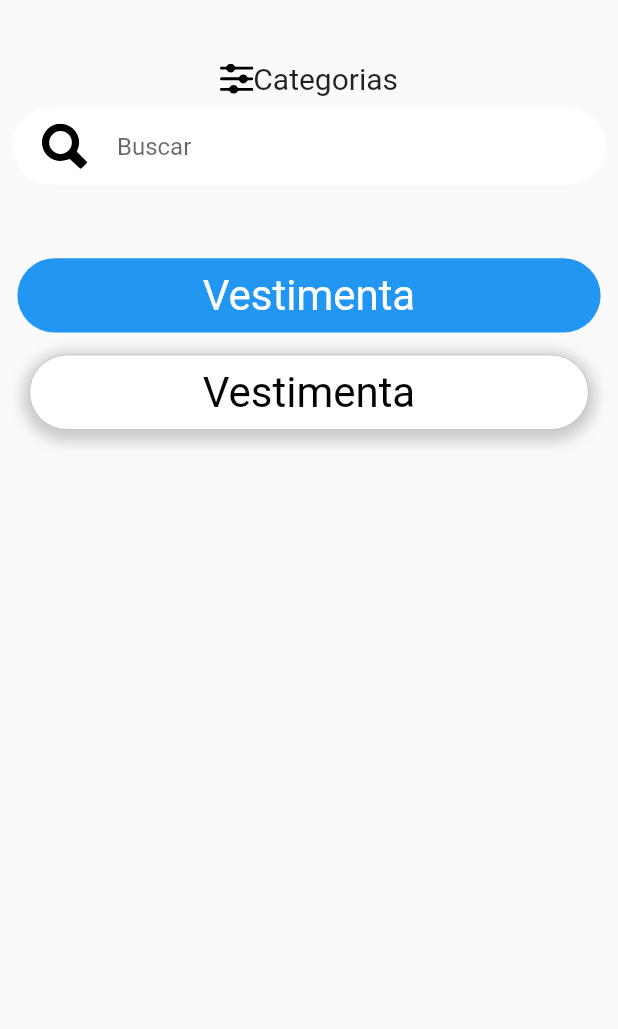
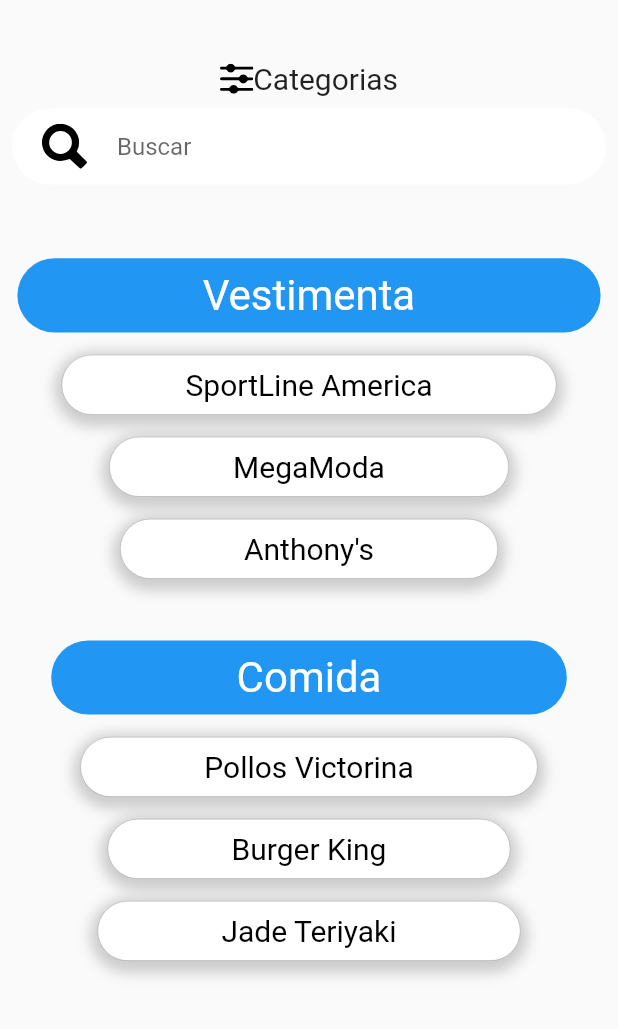
Before and after one commit to RonyPony/SuperShop_mobileApp, a Flutter app: the HomeScreen screen opened by its route, after a tap on "Megacentro", on a phone screen of 412 x 824 dp, the part 207-1236 px from its top. Run offline on Flutter 3.47's test engine with Material 2 defaults, Android fonts, the phone set to English and light mode, and no system bars; our stand-ins replace dio, flutter_svg, shared_preferences; accounts and stored records are empty.

```diff
--- a/mobileApp/supershop/lib/screens/home.screen.dart
+++ b/mobileApp/supershop/lib/screens/home.screen.dart
@@ -44,11 +44,12 @@ class _HomeScreenState extends State<HomeScreen> {
          SizedBox(height: 20,),
          StoreLogo(
            onTap: (){
-             Navigator.pushAndRemoveUntil(
-                      context,
-                      MaterialPageRoute(builder: (BuildContext context) => StoresScreen()),
-                      ModalRoute.withName(StoresScreen.routeName)
-                  );
+             Navigator.pushNamed(context, StoresScreen.routeName);
+            //  Navigator.pushAndRemoveUntil(
+            //           context,
+            //           MaterialPageRoute(builder: (BuildContext context) => StoresScreen()),
+            //           ModalRoute.withName(StoresScreen.routeName)
+            //       );
            },
            storeName: "Megacentro",
            storeLogo: "assets/logos/mega.png",
--- a/mobileApp/supershop/lib/screens/stores.dart
+++ b/mobileApp/supershop/lib/screens/stores.dart
@@ -14,9 +14,8 @@ class StoresScreen extends StatefulWidget {
 class _StoresScreenState extends State<StoresScreen> {
   @override
   Widget build(BuildContext context) {
+    TextEditingController searchTxt;
     Size screenSize = MediaQuery.of(context).size;
-    TextEditingController searchTxt;
-
     _showPopupMenu() async {
       final RenderBox overlay = Overlay.of(context).context.findRenderObject();
 
@@ -105,35 +104,69 @@ class _StoresScreenState extends State<StoresScreen> {
               controlador: searchTxt,
               useIcon: true,
               svgRoute: "assets/lupa-icon.svg",
-
               bgColor: Colors.white,
               label: "Buscar",
             ),
             SizedBox(
               height: screenSize.height * 0.05,
             ),
-            Container(
+            _buildTitle("Vestimenta"),
+            SizedBox(
+              height: 15,
+            ),
+            _buildSubtitle("SportLine America"),
+            SizedBox(
+              height: 15,
+            ),
+            _buildSubtitle("MegaModa"),
+            SizedBox(
+              height: 15,
+            ),
+            _buildSubtitle("Anthony's"),
+            SizedBox(
+              height: screenSize.height * 0.05,
+            ),
+            _buildTitle("Comida"),
+            SizedBox(
+              height: 15,
+            ),
+            _buildSubtitle("Pollos Victorina"),
+            SizedBox(
+              height: 15,
+            ),
+            _buildSubtitle("Burger King"),
+            SizedBox(
+              height: 15,
+            ),
+            _buildSubtitle("Jade Teriyaki"),
+          ],
+        ));
+  }
+
+  _buildTitle(String title) {
+    Size screenSize = MediaQuery.of(context).size;
+    return Container(
         padding: EdgeInsets.only(
             top: screenSize.height * 0.01,
             bottom: screenSize.height * 0.01,
             right: screenSize.width * 0.3,
             left: screenSize.width * 0.3),
         decoration: BoxDecoration(
-                    color: Colors.blue,
-                    borderRadius: BorderRadius.circular(50)),
+            color: Colors.blue, borderRadius: BorderRadius.circular(50)),
         child: Text(
-                  "Vestimenta",
+          title,
           style: TextStyle(color: Colors.white, fontSize: 28),
-                )),
-            SizedBox(
-              height: 15,
-            ),
-            Container(
+        ));
+  }
+
+  _buildSubtitle(String title) {
+    Size screenSize = MediaQuery.of(context).size;
+    return Container(
         padding: EdgeInsets.only(
             top: screenSize.height * 0.01,
             bottom: screenSize.height * 0.01,
-                    right: screenSize.width * 0.28,
-                    left: screenSize.width * 0.28),
+            right: screenSize.width * 0.20,
+            left: screenSize.width * 0.20 /*  */),
         decoration: BoxDecoration(
             boxShadow: [
               BoxShadow(
@@ -147,10 +180,8 @@ class _StoresScreenState extends State<StoresScreen> {
             border: Border.all(color: Colors.black, width: 0.1),
             borderRadius: BorderRadius.circular(50)),
         child: Text(
-                  "Vestimenta",
-                  style: TextStyle(color: Colors.black, fontSize: 28),
-                )),
-          ],
+          title,
+          style: TextStyle(color: Colors.black, fontSize: 20),
         ));
   }
 }
--- a/mobileApp/supershop/lib/widgets/sideMenuDrawer.dart
+++ b/mobileApp/supershop/lib/widgets/sideMenuDrawer.dart
@@ -2,6 +2,7 @@ import 'package:flutter/cupertino.dart';
 import 'package:flutter/material.dart';
 import 'package:flutter_svg/flutter_svg.dart';
 import 'package:supershop/screens/home.screen.dart';
+import 'package:supershop/screens/authentication/login.screen.dart';
 
 class SideMenuDrawer extends StatelessWidget {
   const SideMenuDrawer({Key key}) : super(key: key);
@@ -10,23 +11,30 @@ class SideMenuDrawer extends StatelessWidget {
   Widget build(BuildContext context) {
     Size screenSize = MediaQuery.of(context).size;
     return Drawer(
+      // semanticLabel: 'sss',
+      elevation: 0,
       child: Column(
         children: [
           Container(
-              height: screenSize.height*0.9,
+            height: screenSize.height * 0.9,
             child: ListView(
               padding: EdgeInsets.zero,
               children: [
                 Container(
-                    height: screenSize.height*0.13,
+                  height: screenSize.height * 0.13,
                   child: DrawerHeader(
                     // padding: EdgeInsets.only(right: screenSize.width*0.1),
                     child: Row(
                       children: [
-                          Icon(
+                        GestureDetector(
+                          onTap: () {
+                            Navigator.pop(context);
+                          },
+                          child: Icon(
                             Icons.close,
                             color: Colors.white,
                             size: 35,
+                          ),
                         ),
                       ],
                     ),
@@ -37,84 +45,77 @@ class SideMenuDrawer extends StatelessWidget {
                     //     fontSize: 30
                     //   ),
                     // ),
-                      decoration: BoxDecoration(
-                        color: Colors.blue
+                    decoration: BoxDecoration(color: Colors.blue),
                   ),
                 ),
-                  ),
-                  GestureDetector(
-                    onTap: (){
-                      Navigator.pushNamedAndRemoveUntil(context, HomeScreen.routeName, (route) => false);
-                    },
-                    child: Container(
-                      height: 50,
-                      child: ListTile(
-                        leading: SvgPicture.asset("assets/casita.svg",color: Colors.blue,height: 24,),
-                        // leading: Icon(CupertinoIcons.house_fill,color: Colors.blue,),
-                        title: Text("Inicio",style: TextStyle(
-                          color: Colors.blue
-                        ),),
-                        onTap: (){
-                          //TODO
-                        },
-                      ),
-                    ),
-                  ),
-                  Padding(
-                            padding:EdgeInsets.symmetric(horizontal:10.0),
-                            child:Container(
-                            height:1.0,
-                            color:Colors.blue,),),
-                  Container(
-                    height: 50,
-                    child: ListTile(
-                      leading: Icon(CupertinoIcons.person_fill,color: Colors.blue,),
-                      title: Text("Perfil",style: TextStyle(
-                        color: Colors.blue
-                      ),),
-                      onTap: (){
-                        //TODO
-                      },
-                    ),
-                  ),
-Padding(
-                            padding:EdgeInsets.symmetric(horizontal:10.0),
-                            child:Container(
-                            height:1.0,
-                            color:Colors.blue,),),
-                  Container(
-                    height: 50,
-                    child: ListTile(
-                      leading: Icon(CupertinoIcons.gear_alt_fill,color: Colors.blue,),
-                      title: Text("Configuracion",style: TextStyle(
-                        color: Colors.blue
-                      ),),
-                      onTap: (){
-                        //TODO
-                      },
-                    ),
-                  ),
-                  Padding(
-                            padding:EdgeInsets.symmetric(horizontal:10.0),
-                            child:Container(
-                            height:1.0,
-                            color:Colors.blue,),),
+                _createMenuItem("Inicio", "assets/casita.svg",
+                    HomeScreen.routeName, context),
+                _createSplitter(),
+                _createMenuItem(
+                    "Malls", "assets/malls-icon.svg", "routename", context),
+                _createSplitter(),
+                _createMenuItem(
+                    "Tiendas", "assets/tienda-icon.svg", "routename", context),
+                _createSplitter(),
+                _createMenuItem(
+                    "Perfil", "assets/user.svg", "routename", context),
+                _createSplitter(),
+                _createMenuItem("Informacion", "assets/info-icon.svg",
+                    "routename", context),
+                _createSplitter(),
               ],
             ),
           ),
           Padding(
             padding: const EdgeInsets.only(left: 20),
+            child: GestureDetector(
+              onTap: () {
+                Navigator.pushNamedAndRemoveUntil(context, LoginScreen.routeName, (route) => false);
+              },
               child: Row(
                 children: [
-                  Text('Cerrar Sesion',
-                  style: TextStyle(
-                    color: Colors.blue
-                  ),),
+                  Text(
+                    'Cerrar Sesion',
+                    style: TextStyle(color: Colors.blue),
+                  ),
                 ],
+              ),
             ),
           )
         ],
       ),
     );
   }
+
+  _createMenuItem(
+      String label, String iconRoute, String route, BuildContext context) {
+    return Container(
+      height: 50,
+      child: ListTile(
+        leading: SvgPicture.asset(
+          iconRoute,
+          color: Colors.blue,
+          height: 24,
+        ),
+        // leading: Icon(CupertinoIcons.house_fill,color: Colors.blue,),
+        title: Text(
+          label,
+          style: TextStyle(color: Colors.blue, fontSize: 18),
+        ),
+        onTap: () {
+          Navigator.pushNamedAndRemoveUntil(context, route, (route) => false);
+        },
+      ),
+    );
   }
+
+  _createSplitter() {
+    return Padding(
+      padding: EdgeInsets.symmetric(horizontal: 10.0),
+      child: Container(
+        height: 1.0,
+        color: Colors.blue,
+      ),
+    );
+  }
+}
--- a/webApi/superShop_API/appsettings.json
+++ b/webApi/superShop_API/appsettings.json
@@ -6,8 +6,10 @@
     }
   },
   "ConnectionStrings": {
-    "Postgres": "Server=127.0.0.1;Port=5432;Database=postgres;User Id=postgres;Password=postgres;",
-    "SqlServer": "workstation id=superShopDB.mssql.somee.com;packet size=4096;user id=yon94_SQLLogin_1;pwd=xdwyfczen8;data source=superShopDB.mssql.somee.com;persist security info=False;initial catalog=superShopDB"
+    //"Postgres": "Server=127.0.0.1;Port=5432;Database=postgres;User Id=postgres;Password=postgres;",
+    //"SqlServer": "Server=eb1b9073-4c3a-4638-86e3-ae400188f5d9.sqlserver.sequelizer.com;Database=dbeb1b90734c3a463886e3ae400188f5d9;User ID=cfuyunytpzonuvdd;Password=NCRBfDWff3vcEKoWjR5cWswa7cBFzYAcNT2rTquHwR34i4o8PTve5fsufRCdbpNp;"
+    "SqlServer": "Server=(localdb)\\MSSQLLocalDB;Database=supershop;User ID=sa;Password=sa1234;"
+    //"SqlServer": "workstation id=superShopDB.mssql.somee.com;packet size=4096;user id=yon94_SQLLogin_1;pwd=xdwyfczen8;data source=superShopDB.mssql.somee.com;persist security info=False;initial catalog=superShopDB"
   },
   "JWT": {
     "ValidAudience": "http://localhost:4200",
```
Also changed, not shown: mobileApp/supershop/assets/candado-login.svg, mobileApp/supershop/assets/casita.svg, mobileApp/supershop/assets/info-icon.svg, mobileApp/supershop/assets/lupa-icon.svg, mobileApp/supershop/assets/malls-icon.svg, mobileApp/supershop/assets/tienda-icon.svg, 2 other files. Lines whose indentation alone changed are shown as unchanged.
